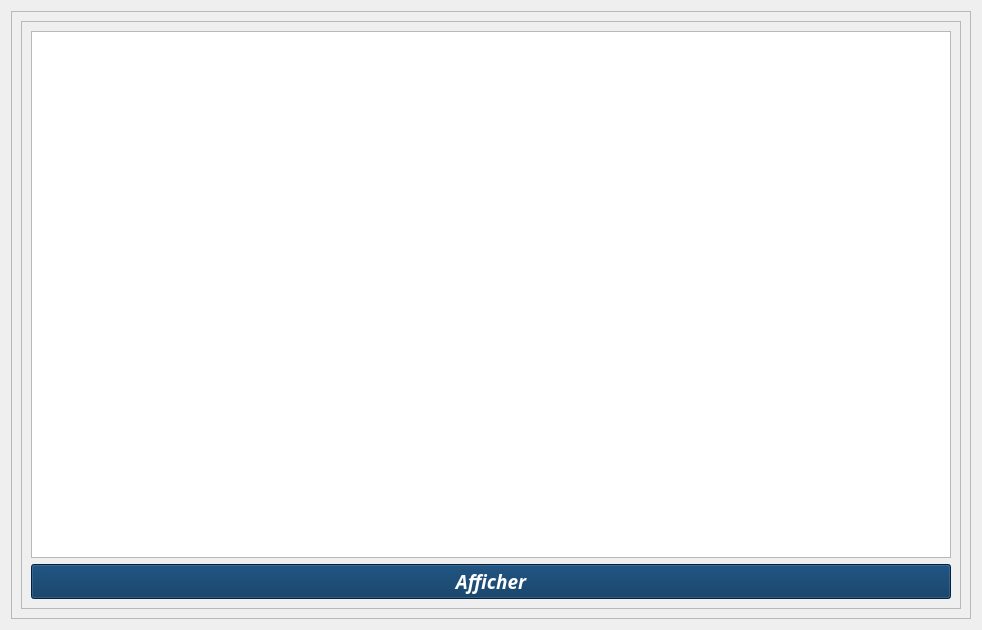
Dh-Yassine/covid_19_python_project, file aff_maladie_pourcentage.ui: the form before one commit.
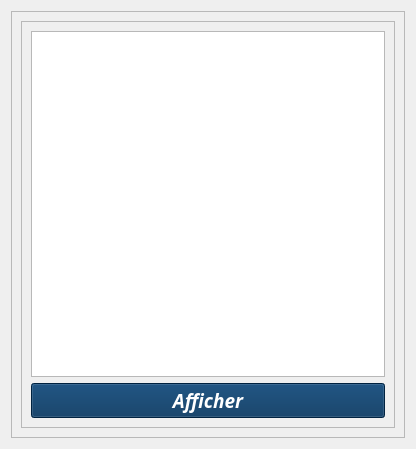
The form after the commit. Icons and pictures are not drawn.

Patch:
```diff
--- a/aff_maladie_pourcentage.ui
+++ b/aff_maladie_pourcentage.ui
@@ -6,8 +6,8 @@
    <rect>
     <x>0</x>
     <y>0</y>
-    <width>982</width>
-    <height>630</height>
+    <width>416</width>
+    <height>449</height>
    </rect>
   </property>
   <property name="windowTitle">
```
